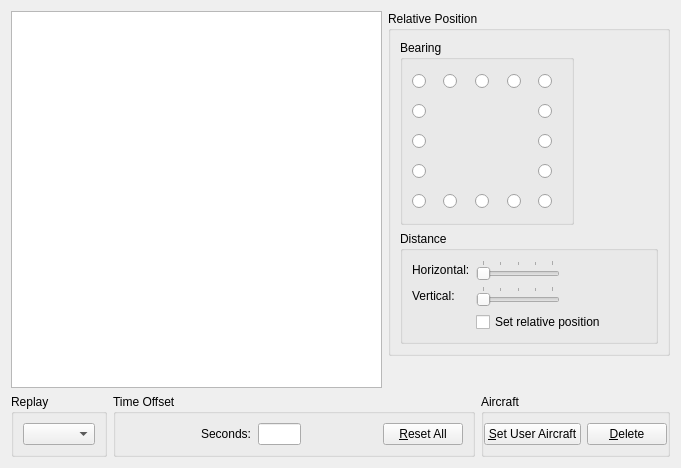
Before: the Qt Designer form src/Plugins/Module/Formation/src/FormationWidget.ui in till213/SkyDolly, drawn with Qt 5.
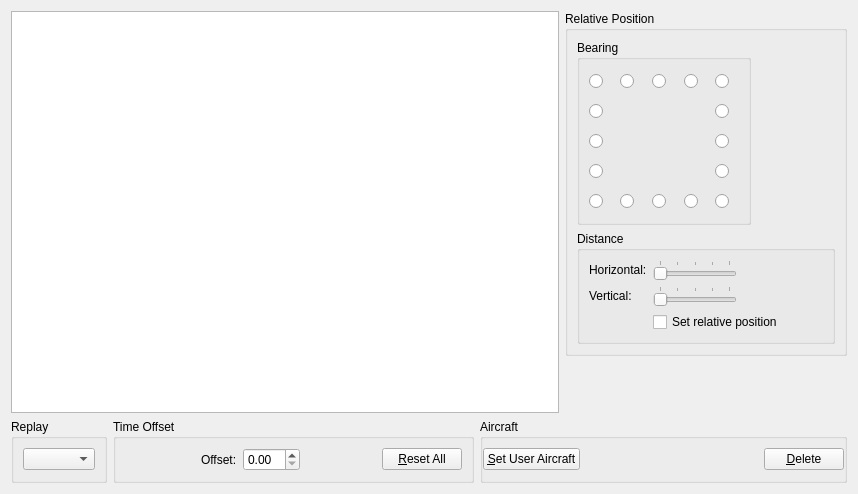
After: the same form once the commit is applied. Icons and pictures are not drawn. Custom widgets are drawn as their Qt base class.

What changed in the file:
```diff
--- a/src/Plugins/Module/Formation/src/FormationWidget.ui
+++ b/src/Plugins/Module/Formation/src/FormationWidget.ui
@@ -6,8 +6,8 @@
    <rect>
     <x>0</x>
     <y>0</y>
-    <width>681</width>
-    <height>468</height>
+    <width>858</width>
+    <height>494</height>
    </rect>
   </property>
   <property name="windowTitle">
@@ -944,31 +944,12 @@
           <item>
            <widget class="QLabel" name="label_4">
             <property name="text">
-             <string>Seconds:</string>
+             <string>Offset:</string>
             </property>
            </widget>
           </item>
           <item>
-           <widget class="QLineEdit" name="timeOffsetLineEdit">
-            <property name="sizePolicy">
-             <sizepolicy hsizetype="Fixed" vsizetype="Fixed">
-              <horstretch>0</horstretch>
-              <verstretch>0</verstretch>
-             </sizepolicy>
-            </property>
-            <property name="minimumSize">
-             <size>
-              <width>40</width>
-              <height>0</height>
-             </size>
-            </property>
-            <property name="maximumSize">
-             <size>
-              <width>140</width>
-              <height>16777215</height>
-             </size>
-            </property>
-           </widget>
+           <widget class="QDoubleSpinBox" name="timeOffsetSpinBox"/>
           </item>
           <item>
            <widget class="ActiveButton" name="forwardOffsetPushButton">
```
Left out of the diff: 18 changed lines with no effect on the pictures.
